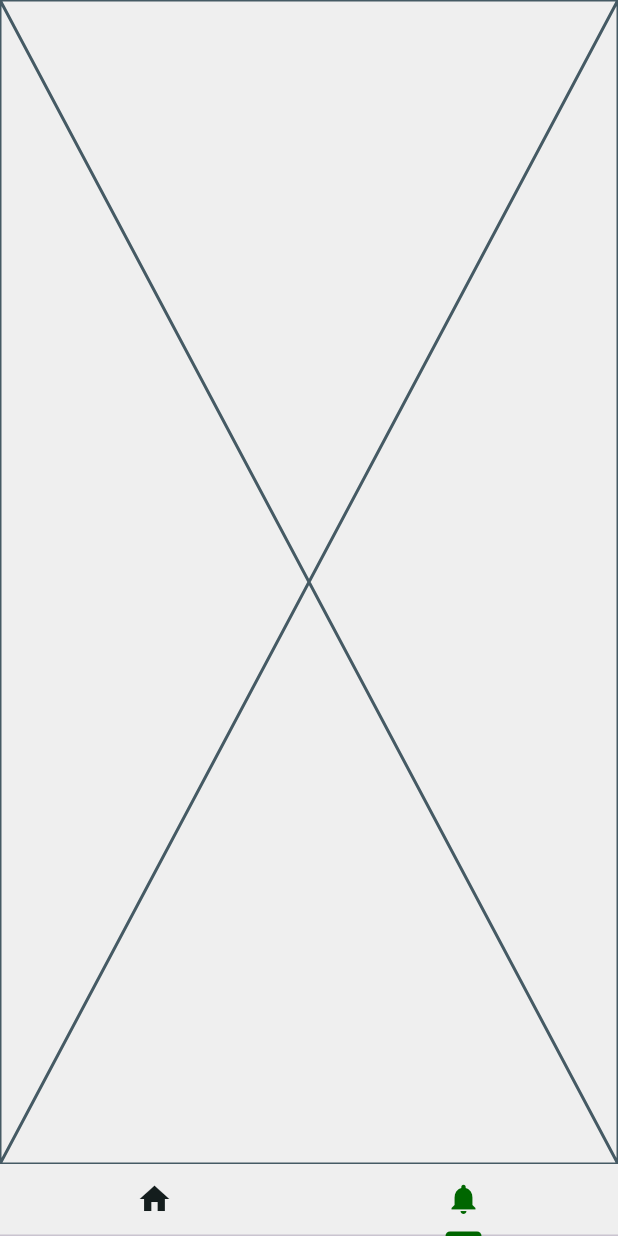
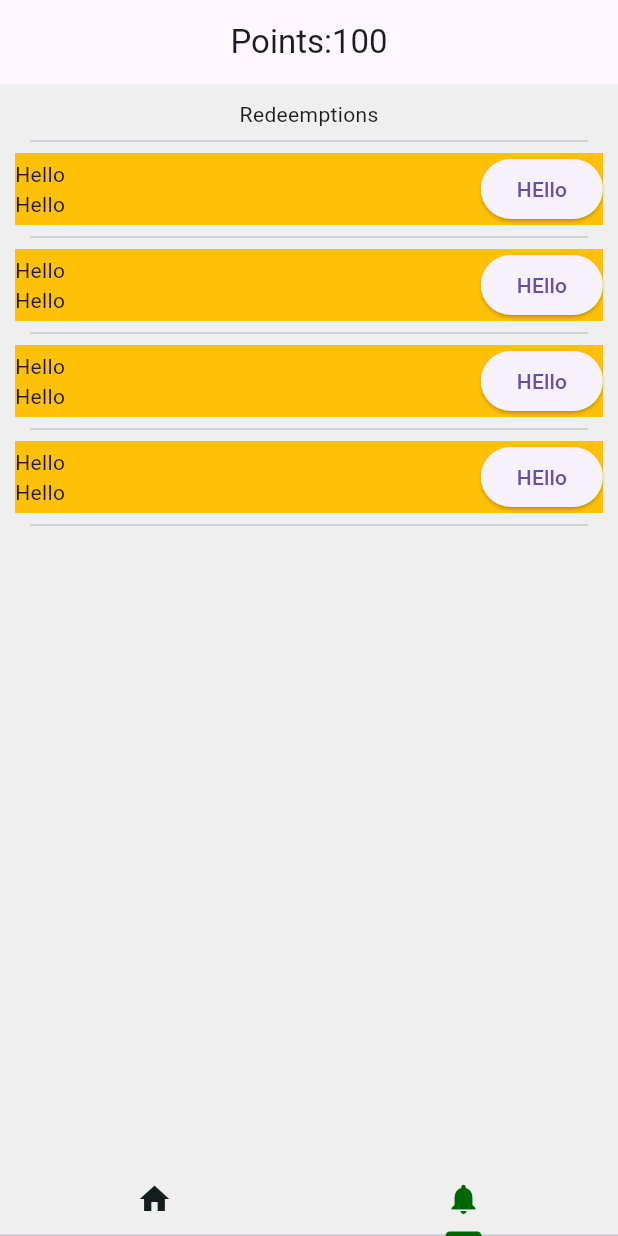
Before and after one commit to HarryLi-CA/Grass, a Flutter app: the PageViewer screen opened directly, tab 2 chosen, on a phone screen of 412 x 824 dp. Run offline on Flutter 3.47's test engine with Material 3 defaults, Android fonts, the phone set to English and light mode, and no system bars; our stand-ins replace shared_preferences; missing offline and left inert: chat_gpt_sdk; accounts and stored records are empty.

Commit message:
basic ui redemption

```diff
--- a/lib/page_viewer.dart
+++ b/lib/page_viewer.dart
@@ -7,9 +7,15 @@ class PageViewer extends StatelessWidget {
 
   @override
   Widget build(BuildContext context) {
-    return const DefaultTabController(
+    return DefaultTabController(
       length: 2, // make sure that this matches the amount of pages
       child: Scaffold(
+      appBar: AppBar(
+        title: SizedBox(
+           height: 45,
+          child: Center(child: Row(children: [Spacer(),Text("Points:"),Text("100"),Spacer()]))
+        ),
+      ),
       body: TabBarView(
         children:[
           HomePage(),
--- a/lib/redemption_page.dart
+++ b/lib/redemption_page.dart
@@ -1,10 +1,47 @@
 import 'package:flutter/material.dart';
+import 'package:grass/models/user.dart';
 
 class RedemptionPage extends StatelessWidget {
   const RedemptionPage({super.key});
 
   @override
   Widget build(BuildContext context) {
-    return const Placeholder();
+    if(!User.loaded){
+      User.putDummyData();}
+    return Container(
+      padding: EdgeInsets.all(10),
+      child: Column(
+        children: [
+          Text("Redeemptions"),
+          Expanded(
+            child: ListView.separated(
+              itemBuilder: (BuildContext context, int index) { return Divider(indent: 10,
+                      endIndent: 10,);},
+              separatorBuilder: (BuildContext context, int index) {
+                return Container(
+                  color: Colors.amber,
+                  child: Row(
+                    children: [
+                      Column(
+                        children: [
+                          Text("Hello"),
+                          Text("Hello")
+                          ],
+                      ),
+                      Spacer(),
+                      ElevatedButton(
+                        onPressed: (){},
+                        child: Text("HEllo"),
+                      )
+                    ],
+                  ),
+                );
+              },
+              itemCount: 5,
+            ),
+          ),
+        ],
+      ),
+    );
   }
 }
--- a/lib/services/feedbackGeneration.dart
+++ b/lib/services/feedbackGeneration.dart
@@ -13,14 +13,14 @@ class OpenAiFeedback {
     String transactionPrompt = "";
     for (var i = 0; i < User.transactions.length; i++) {
       Transaction curTransaction = User.transactions[i];
-      transactionPrompt += (curTransaction.category??"") + " \$" + curTransaction.amt.toString() + ", ";
+      transactionPrompt += "${curTransaction.category??""} \$${curTransaction.amt}, ";
     }
-    String prompt = "Give me 1 sentence harsh criticism on my financial history, in a language university students will understand:" + transactionPrompt;
+    String prompt = "Give me 1 sentence harsh criticism on my financial history, in a language university students will understand:$transactionPrompt";
     final request = CompleteText(prompt:prompt,
                 model: TextDavinci3Model(), maxTokens: 200);
     final response = await openAI.onCompletion(request:request);
     String reply = response!.object??"";
-    prompt = "Which category of spending needs to be reduced and by what percentage? Reply with the category and the percentage only, separated by comma, without explanation: "+transactionPrompt;
+    prompt = "Which category of spending needs to be reduced and by what percentage? Reply with the category and the percentage only, separated by comma, without explanation: $transactionPrompt";
 
     final request2 = CompleteText(prompt:prompt,
                 model: TextDavinci3Model(), maxTokens: 200);
```
Also changed, not shown: lib/main.dart (+2 -5 lines), lib/models/user.dart (+27 -27 lines), 1 other file.
